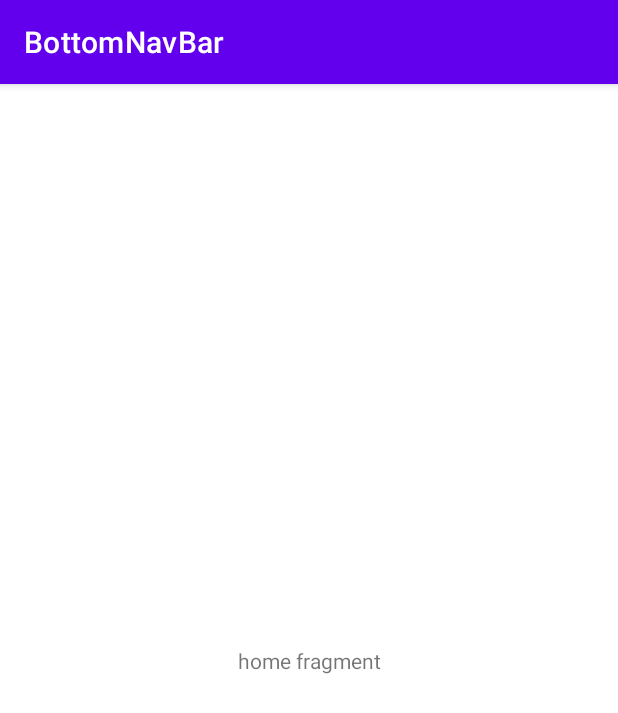
After one commit to carlosguinovart/App-s-Android, an Android app: the fragment HomeFragment shown on its own in the app's theme, on a phone screen of 412 x 824 dp. The commit adds this screen. Shown: the top 713 px of the screen. Run offline under Robolectric (Android 15) with nearby library versions, the phone set to English and light mode, and no system bars.

Commit message:
commit creaccio de fragments

```diff
--- /dev/null
+++ b/BottomNavBar/app/src/main/java/com/example/bottomnavbar/HomeFragment.java
@@ -0,0 +1,64 @@
+package com.example.bottomnavbar;
+
+import android.os.Bundle;
+
+import androidx.fragment.app.Fragment;
+
+import android.view.LayoutInflater;
+import android.view.View;
+import android.view.ViewGroup;
+
+/**
+ * A simple {@link Fragment} subclass.
+ * Use the {@link HomeFragment#newInstance} factory method to
+ * create an instance of this fragment.
+ */
+public class HomeFragment extends Fragment {
+
+    // TODO: Rename parameter arguments, choose names that match
+    // the fragment initialization parameters, e.g. ARG_ITEM_NUMBER
+    private static final String ARG_PARAM1 = "param1";
+    private static final String ARG_PARAM2 = "param2";
+
+    // TODO: Rename and change types of parameters
+    private String mParam1;
+    private String mParam2;
+
+    public HomeFragment() {
+        // Required empty public constructor
+    }
+
+    /**
+     * Use this factory method to create a new instance of
+     * this fragment using the provided parameters.
+     *
+     * @param param1 Parameter 1.
+     * @param param2 Parameter 2.
+     * @return A new instance of fragment HomeFragment.
+     */
+    // TODO: Rename and change types and number of parameters
+    public static HomeFragment newInstance(String param1, String param2) {
+        HomeFragment fragment = new HomeFragment();
+        Bundle args = new Bundle();
+        args.putString(ARG_PARAM1, param1);
+        args.putString(ARG_PARAM2, param2);
+        fragment.setArguments(args);
+        return fragment;
+    }
+
+    @Override
+    public void onCreate(Bundle savedInstanceState) {
+        super.onCreate(savedInstanceState);
+        if (getArguments() != null) {
+            mParam1 = getArguments().getString(ARG_PARAM1);
+            mParam2 = getArguments().getString(ARG_PARAM2);
+        }
+    }
+
+    @Override
+    public View onCreateView(LayoutInflater inflater, ViewGroup container,
+                             Bundle savedInstanceState) {
+        // Inflate the layout for this fragment
+        return inflater.inflate(R.layout.fragment_home, container, false);
+    }
+}
--- /dev/null
+++ b/BottomNavBar/app/src/main/res/layout/fragment_home.xml
@@ -0,0 +1,21 @@
+<?xml version="1.0" encoding="utf-8"?>
+<androidx.constraintlayout.widget.ConstraintLayout xmlns:android="http://schemas.android.com/apk/res/android"
+    xmlns:app="http://schemas.android.com/apk/res-auto"
+    xmlns:tools="http://schemas.android.com/tools"
+    android:id="@+id/frameLayout"
+    android:layout_width="match_parent"
+    android:layout_height="match_parent"
+    tools:context=".HomeFragment">
+
+    <!-- TODO: Update blank fragment layout -->
+    <TextView
+        android:id="@+id/textView2"
+        android:layout_width="wrap_content"
+        android:layout_height="wrap_content"
+        android:text="home fragment"
+        app:layout_constraintBottom_toBottomOf="parent"
+        app:layout_constraintEnd_toEndOf="parent"
+        app:layout_constraintStart_toStartOf="parent"
+        app:layout_constraintTop_toTopOf="parent" />
+
+</androidx.constraintlayout.widget.ConstraintLayout>
--- a/BottomNavBar/app/src/main/res/values/strings.xml
+++ b/BottomNavBar/app/src/main/res/values/strings.xml
@@ -3,4 +3,6 @@
     <string name="menu_profile">Profile</string>
     <string name="menu_home">Home</string>
     <string name="menu_settings">Settings</string>
+    <!-- TODO: Remove or change this placeholder text -->
+    <string name="hello_blank_fragment">Hello blank fragment</string>
 </resources>
```
Also changed, not shown: BottomNavBar/app/src/main/java/com/example/bottomnavbar/ProfileFragment.java (added, +64 -0 lines), BottomNavBar/app/src/main/java/com/example/bottomnavbar/SettingsFragment.java (added, +64 -0 lines), BottomNavBar/app/src/main/res/layout/fragment_profile.xml (added, +19 -0 lines), BottomNavBar/app/src/main/res/layout/fragment_settings.xml (added, +21 -0 lines).
